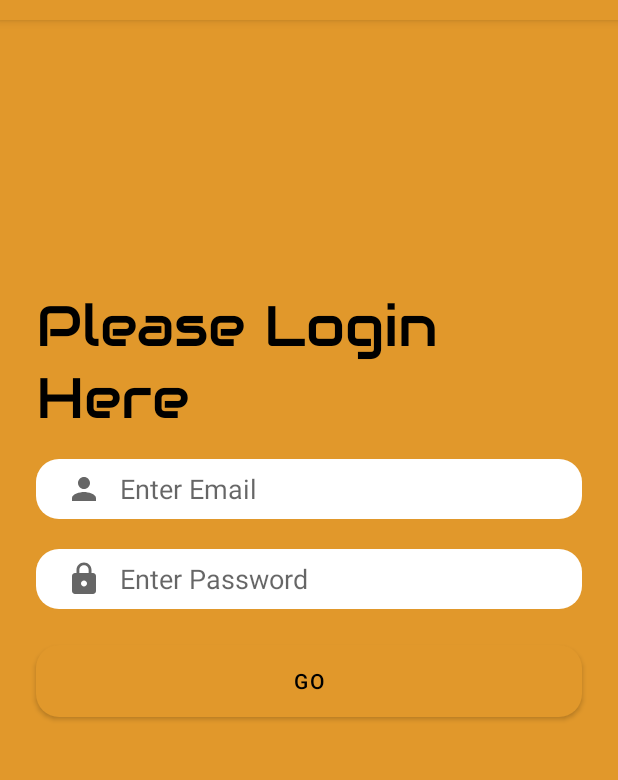
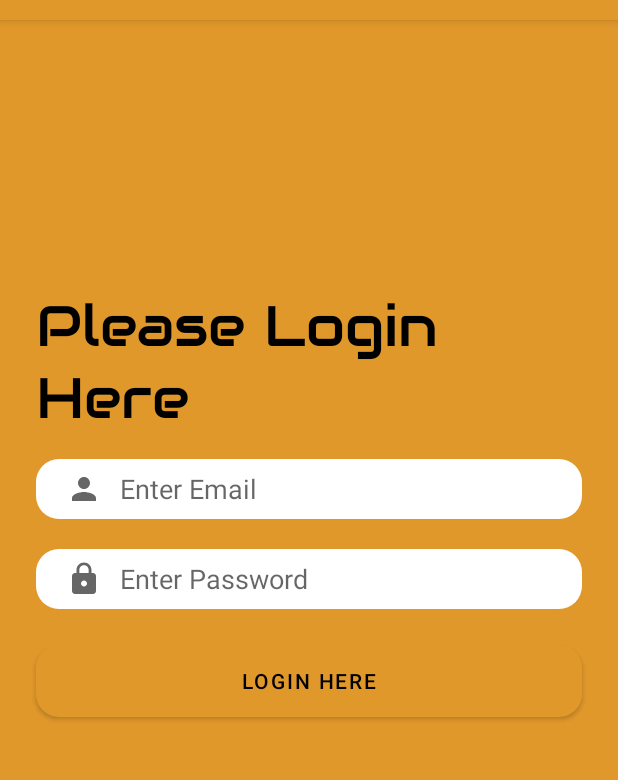
Before and after one commit to shritambaskar/shivsena_yavatmal, an Android app: the screen it shows after launch (LoginActivity), on a phone screen of 412 x 824 dp, the part 64-844 px from its top. Run offline under Robolectric (Android 15) with nearby library versions, the phone set to English and light mode, and no system bars.

Commit message:
Shivsena Yavatmal

```diff
--- a/app/src/main/res/layout/activity_login.xml
+++ b/app/src/main/res/layout/activity_login.xml
@@ -61,7 +61,7 @@
         android:layout_width="0dp"
         android:layout_height="wrap_content"
         android:background="@drawable/rounded_bt"
-        android:text="GO"
+        android:text="Login Here"
         android:textColor="@color/black"
         app:layout_constraintBottom_toBottomOf="parent"
         app:layout_constraintEnd_toEndOf="@+id/password"
```
